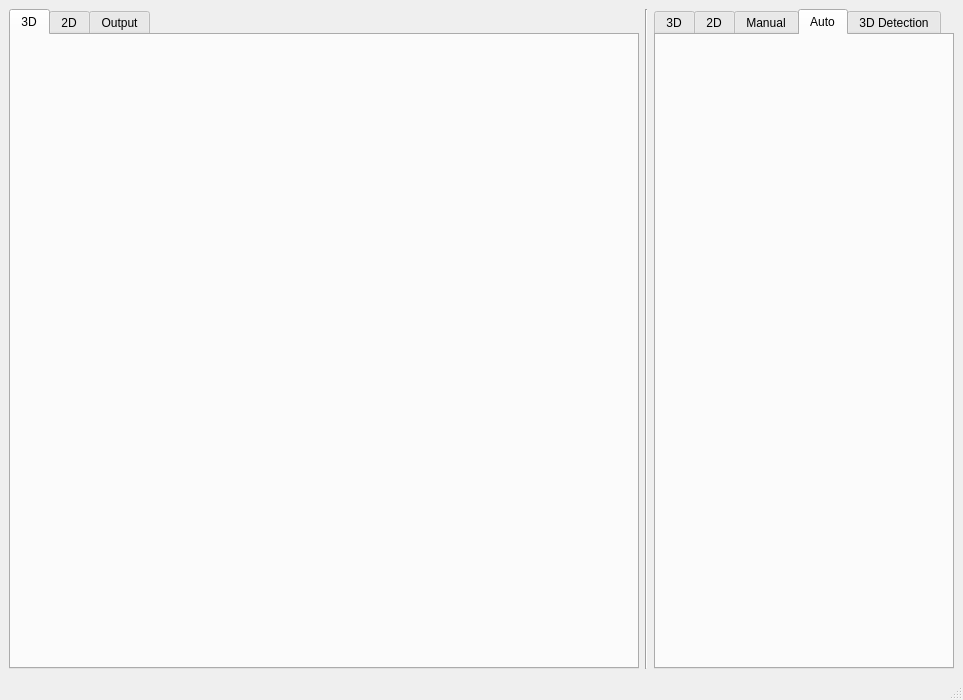
First picture: the form in ui/main_window.ui, repository bj0rkedal/agilus_master_project, before the edit.
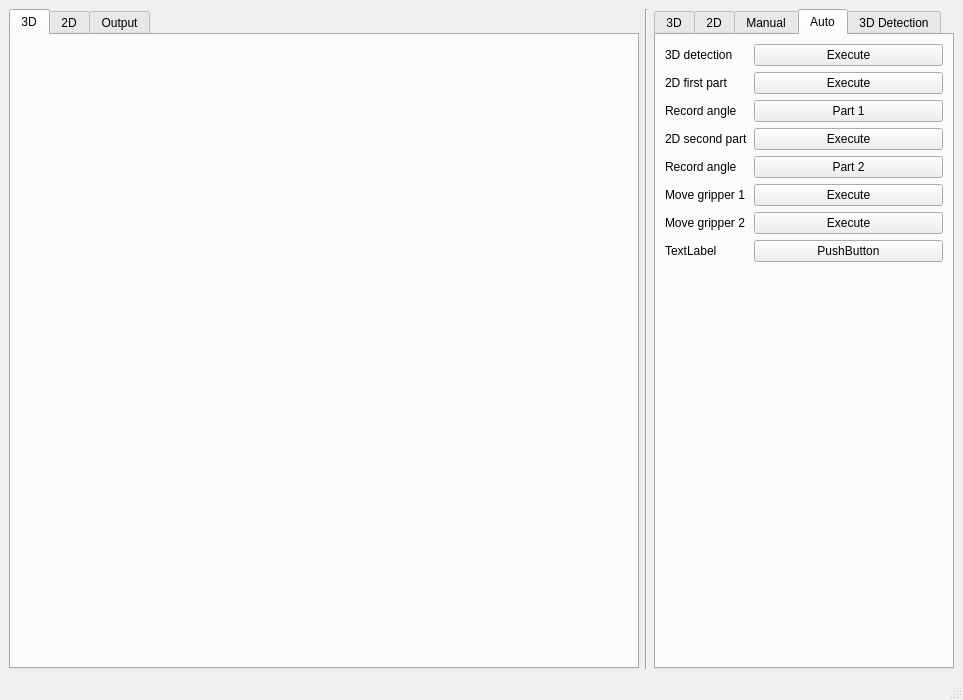
Second picture: the form after the edit. The open tabs and pages were chosen to show the change. Icons and pictures are not drawn.

Commit message: Added test sequence and parts

The edit to the form file:
```diff
--- a/ui/main_window.ui
+++ b/ui/main_window.ui
@@ -777,6 +777,120 @@
        <attribute name="title">
         <string>Auto</string>
        </attribute>
+       <layout class="QFormLayout" name="formLayout_6">
+        <item row="0" column="0">
+         <widget class="QLabel" name="label_13">
+          <property name="text">
+           <string>3D detection</string>
+          </property>
+         </widget>
+        </item>
+        <item row="0" column="1">
+         <widget class="QPushButton" name="autoDetection3dButton">
+          <property name="text">
+           <string>Execute</string>
+          </property>
+         </widget>
+        </item>
+        <item row="1" column="0">
+         <widget class="QLabel" name="label_14">
+          <property name="text">
+           <string>2D first part</string>
+          </property>
+         </widget>
+        </item>
+        <item row="1" column="1">
+         <widget class="QPushButton" name="auto2dFirstPartButton">
+          <property name="text">
+           <string>Execute</string>
+          </property>
+         </widget>
+        </item>
+        <item row="3" column="0">
+         <widget class="QLabel" name="label_15">
+          <property name="text">
+           <string>2D second part</string>
+          </property>
+         </widget>
+        </item>
+        <item row="3" column="1">
+         <widget class="QPushButton" name="auto2dSecondPartButton">
+          <property name="text">
+           <string>Execute</string>
+          </property>
+         </widget>
+        </item>
+        <item row="5" column="0">
+         <widget class="QLabel" name="label_16">
+          <property name="text">
+           <string>Move gripper 1</string>
+          </property>
+         </widget>
+        </item>
+        <item row="5" column="1">
+         <widget class="QPushButton" name="moveGripperPartAButton">
+          <property name="text">
+           <string>Execute</string>
+          </property>
+         </widget>
+        </item>
+        <item row="6" column="0">
+         <widget class="QLabel" name="label_17">
+          <property name="text">
+           <string>Move gripper 2</string>
+          </property>
+         </widget>
+        </item>
+        <item row="6" column="1">
+         <widget class="QPushButton" name="moveGripperPartBButton">
+          <property name="text">
+           <string>Execute</string>
+          </property>
+         </widget>
+        </item>
+        <item row="7" column="0">
+         <widget class="QLabel" name="label_18">
+          <property name="text">
+           <string>TextLabel</string>
+          </property>
+         </widget>
+        </item>
+        <item row="7" column="1">
+         <widget class="QPushButton" name="pushButton_6">
+          <property name="text">
+           <string>PushButton</string>
+          </property>
+         </widget>
+        </item>
+        <item row="2" column="1">
+         <widget class="QPushButton" name="auto2dFirstPartAngleButton">
+          <property name="text">
+           <string>Part 1</string>
+          </property>
+         </widget>
+        </item>
+        <item row="4" column="1">
+         <widget class="QPushButton" name="auto2dSecondPartAngleButton">
+          <property name="text">
+           <string>Part 2</string>
+          </property>
+         </widget>
+        </item>
+        <item row="2" column="0">
+         <widget class="QLabel" name="label_19">
+          <property name="text">
+           <string>Record angle</string>
+          </property>
+         </widget>
+        </item>
+        <item row="4" column="0">
+         <widget class="QLabel" name="label_20">
+          <property name="text">
+           <string>Record angle</string>
+          </property>
+         </widget>
+        </item>
+       </layout>
       </widget>
       <widget class="QWidget" name="tab">
        <attribute name="title">
```
Left out of the diff: 8 changed lines with no effect on the pictures. The commit also changes 27 other files.
